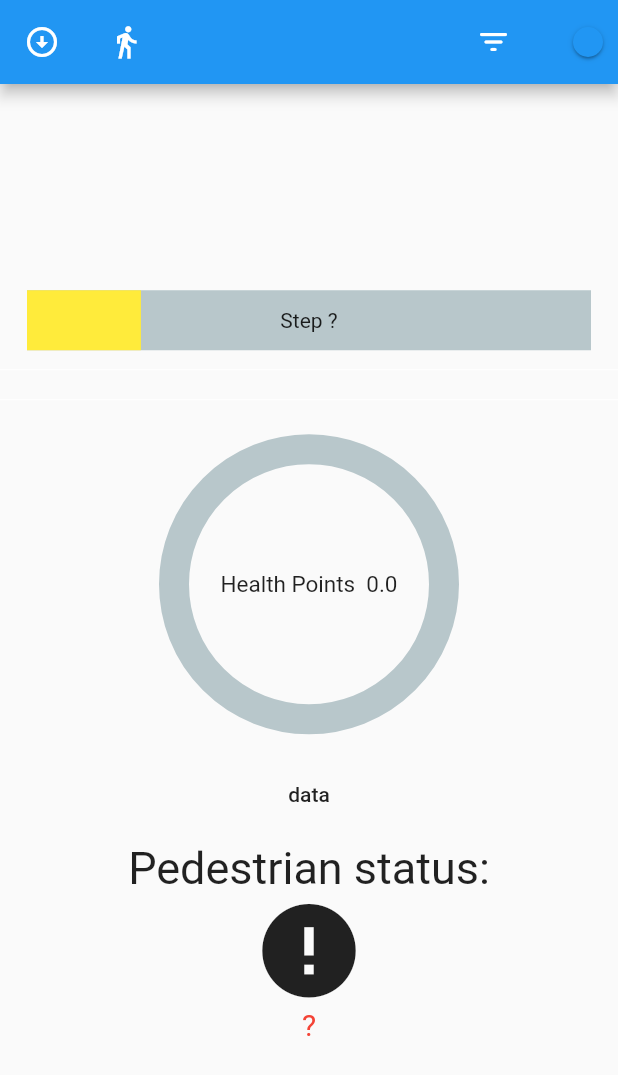
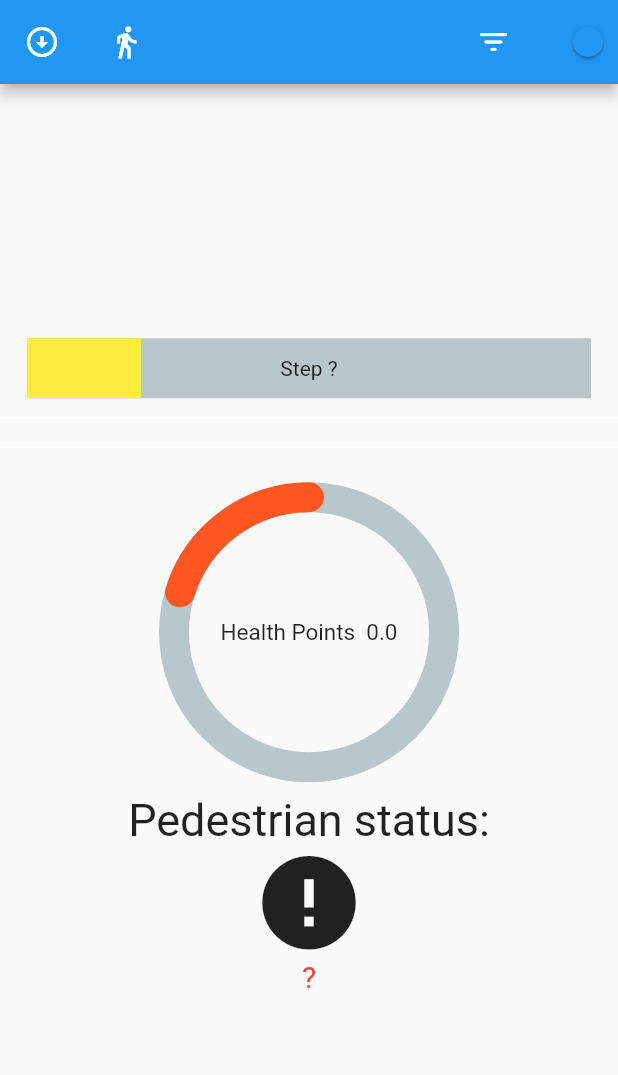
Before and after one commit to ttpomhd/project, a Flutter app: the MyHomePage screen opened directly with empty values, on a phone screen of 412 x 824 dp. Shown: the top 1075 px of the screen. Run offline on Flutter 3.47's test engine with Material 2 defaults, Android fonts, the phone set to English and light mode, and no system bars; drawn by our look-alikes of percent_indicator; our stand-ins replace adaptive_theme, fluttertoast, get, pedometer, shared_preferences, sqflite; accounts and stored records are empty.

Commit message:
the end-

```diff
--- a/lib/example.dart
+++ b/lib/example.dart
@@ -243,7 +243,7 @@ double z=0.0;
 
                     radius: 100.0,
                     lineWidth: 20.0,
-                    percent: x    ,
+                    percent: z    ,
                     reverse: true,
                     animateFromLastPercent: true,
                     circularStrokeCap: CircularStrokeCap.round,
@@ -252,17 +252,7 @@ double z=0.0;
                     ),
                     progressColor: Colors.deepOrange,
                   )),
-              Padding(
-                padding: const EdgeInsets.all(8.0),
-                child: MaterialButton(onPressed: (){
-                  setState(() {
-                    z=z+0.1/50;
 
-                  });
-                },
-                  child: Text("data"),
-                ),
-              ),
               Text(
                 'Pedestrian status:',
                 style: TextStyle(fontSize: 30),
```
